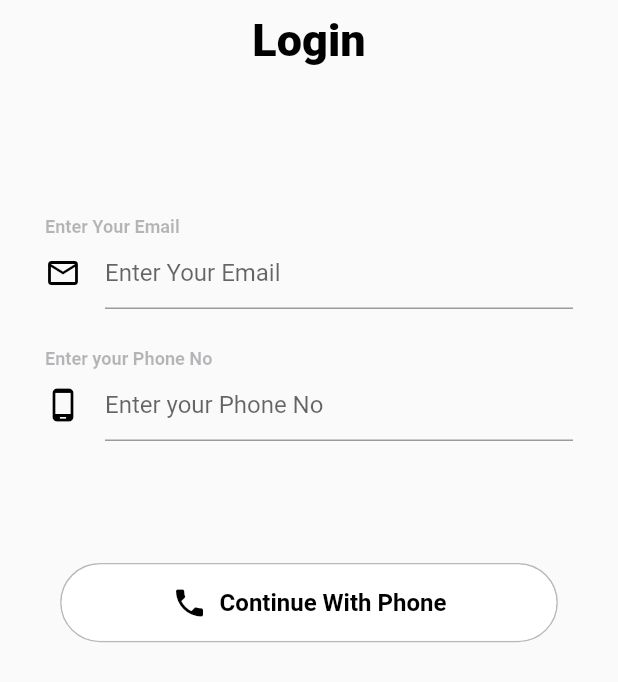
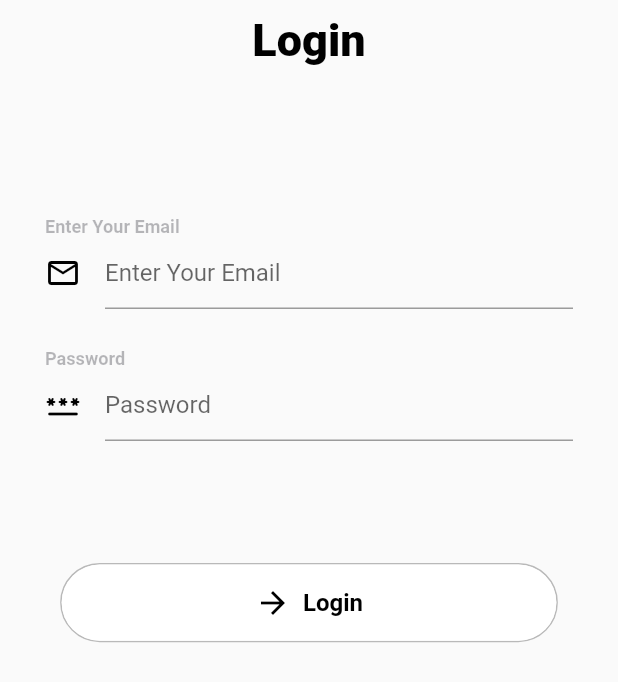
Before and after one commit to dancrux/mvvm_task, a Flutter app: the screen it shows after launch, on a phone screen of 412 x 824 dp. Shown: the top 682 px of the screen. Run offline on Flutter 3.47's test engine with Material 2 defaults, Android fonts, the phone set to English and light mode, and no system bars; our stand-ins replace firebase_auth, firebase_core, shared_preferences; accounts and stored records are empty.

Commit message:
Fixed auth, user greetings

```diff
--- a/lib/constants/strings.dart
+++ b/lib/constants/strings.dart
@@ -16,6 +16,10 @@ class AppStrings {
   static const email = 'Email';
   static const signUpWithPhone = 'Continue With Phone';
   static const continueText = 'Continue';
+  static const dbTableName = 'user';
+
+  static const phoneErrorText =
+      'There was an error validating monile number, please check and retry';
 
   static const baseUrl =
       'https://run.mocky.io/v3/5fb89b9e-7a58-4019-a3d2-f0fc439bf881';
@@ -23,6 +27,6 @@ class AppStrings {
   // Routes
 
   static const loginRoute = '/';
-  static const signUpRoute = '/sign_up';
+
   static const homeRoute = '/home';
 }
--- a/lib/constants/styles.dart
+++ b/lib/constants/styles.dart
@@ -28,12 +28,6 @@ class AppStyles {
     fontSize: 14,
   );
 
-  static const bodyText2 = TextStyle(
-    fontWeight: FontWeight.w300,
-    fontSize: 12,
-  );
-
-
   static const button = TextStyle(
     fontWeight: FontWeight.w700,
     fontSize: 15,
--- a/lib/network/firebase.dart
+++ /dev/null
@@ -1,5 +0,0 @@
-import 'package:flutter/material.dart';
-
-class FirebaseRepo {
-
-}
--- a/lib/view/app.dart
+++ b/lib/view/app.dart
@@ -1,3 +1,4 @@
+import 'package:firebase_auth/firebase_auth.dart';
 import 'package:flutter/cupertino.dart';
 import 'package:flutter/material.dart';
 import 'package:mvvm_task/constants/strings.dart';
@@ -21,16 +22,19 @@ class App extends StatelessWidget {
 }
 
 RouteFactory _routeFactory() {
+  var authIntance = FirebaseAuth.instance;
+  var email = authIntance.currentUser?.email;
   return (settings) {
     Widget screen;
     switch (settings.name) {
       case AppStrings.loginRoute:
         screen = const LoginScreen();
-
         break;
 
       case AppStrings.homeRoute:
-        screen = const HomeScreen();
+        screen = HomeScreen(
+          userEmail: email ?? '',
+        );
 
         break;
 
--- a/lib/view/auth/login.dart
+++ b/lib/view/auth/login.dart
@@ -1,3 +1,4 @@
+import 'package:firebase_auth/firebase_auth.dart';
 import 'package:flutter/material.dart';
 import 'package:mvvm_task/constants/colors.dart';
 import 'package:mvvm_task/constants/strings.dart';
@@ -6,7 +7,9 @@ import 'package:mvvm_task/utitlities/size_config.dart';
 import 'package:mvvm_task/utitlities/spacing.dart';
 import 'package:mvvm_task/utitlities/validator.dart';
 import 'package:mvvm_task/view/customWidgets/continue_button.dart';
+import 'package:mvvm_task/view/customWidgets/custom.dart';
 import 'package:mvvm_task/view/customWidgets/icon_button.dart';
+import 'package:mvvm_task/view/home/home.dart';
 import 'package:mvvm_task/viewmodels/auth_viewmodel.dart';
 import 'package:provider/provider.dart';
 
@@ -20,7 +23,8 @@ class LoginScreen extends StatefulWidget {
 class _LoginScreenState extends State<LoginScreen> {
   final _formKey = GlobalKey<FormState>();
   final _emailTextController = TextEditingController();
-  final _passwordTextController = TextEditingController();
+  final _passwordEditingController = TextEditingController();
+
   @override
   Widget build(BuildContext context) {
     SizeConfig().init(context);
@@ -50,7 +54,7 @@ class _LoginScreenState extends State<LoginScreen> {
               child: LoginForm(
                 formKey: _formKey,
                 emailTextController: _emailTextController,
-                phoneTextController: _passwordTextController,
+                passwordTextController: _passwordEditingController,
               ),
             ),
             Spacing.mediumHeight(),
@@ -67,14 +71,24 @@ class _LoginScreenState extends State<LoginScreen> {
                         Padding(
                           padding: const EdgeInsets.only(bottom: 43),
                           child: createIconButton(() async {
-                            // User? user = await authProvider.signInWithGoogle(
-                            //     context: context);
+                            if (_formKey.currentState!.validate()) {
+                              FocusScope.of(context).unfocus;
+                              String email = _emailTextController.text.trim();
+                              User? user = await authProvider.signInWithEmail(
+                                  email: _emailTextController.text.trim(),
+                                  password: _passwordEditingController.text,
+                                  context: context);
 
-                            // if (user != null) {
-                            //   Navigator.pushNamed(
-                            //       context, AppStrings.homeRoute);
-                            // }
-                          }, AppStrings.signUpWithPhone),
+                              if (user != null) {
+                                Navigator.pushReplacement(
+                                    context,
+                                    MaterialPageRoute(
+                                        builder: (context) => HomeScreen(
+                                              userEmail: email,
+                                            )));
+                              }
+                            }
+                          }, AppStrings.login),
                         )
                       ],
                     ),
@@ -89,11 +103,11 @@ class LoginForm extends StatefulWidget {
     Key? key,
     required this.formKey,
     required this.emailTextController,
-    required this.phoneTextController,
+    required this.passwordTextController,
   }) : super(key: key);
   final GlobalKey formKey;
   final TextEditingController emailTextController;
-  final TextEditingController phoneTextController;
+  final TextEditingController passwordTextController;
 
   @override
   _LoginFormState createState() => _LoginFormState();
@@ -129,7 +143,7 @@ class _LoginFormState extends State<LoginForm> {
                   ))),
           Spacing.bigHeight(),
           Text(
-            AppStrings.phoneHint,
+            AppStrings.passwordHint,
             style: TextStyle(
                 fontSize: getProportionatefontSize(11),
                 color: AppColors.formFieldLabel,
@@ -137,13 +151,16 @@ class _LoginFormState extends State<LoginForm> {
           ),
           TextFormField(
             autovalidateMode: AutovalidateMode.onUserInteraction,
-            keyboardType: TextInputType.number,
-            validator: (value) => Validator.validatePhone(phone: value ?? ''),
-            controller: widget.phoneTextController,
+            obscureText: true,
+            validator: (value) =>
+                Validator.validatePassword(password: value ?? ''),
+            controller: widget.passwordTextController,
             decoration: const InputDecoration(
-                hintText: AppStrings.phoneHint,
-                icon:
-                    Icon(Icons.phone_android_outlined, color: AppColors.black)),
+                hintText: AppStrings.passwordHint,
+                icon: Icon(
+                  Icons.password_rounded,
+                  color: AppColors.black,
+                )),
           ),
           Spacing.mediumHeight(),
         ],
--- a/lib/view/base_widget_screen.dart
+++ b/lib/view/base_widget_screen.dart
@@ -13,13 +13,16 @@ class BaseWidgetScreen extends StatelessWidget {
   Widget build(BuildContext context) {
     return ChangeNotifierProvider(
       create: (_) => AuthViewModel.instance(),
-      child: Consumer(builder: (context, AuthViewModel user, _) {
-        switch (user.authStatus) {
+      child: Consumer(builder: (context, AuthViewModel authViewModel, _) {
+        var userEmail = authViewModel.user?.email;
+        switch (authViewModel.authStatus) {
           case AuthStatus.unauthenticated:
             return const LoginScreen();
 
           case AuthStatus.authenticated:
-            return const HomeScreen();
+            return HomeScreen(
+              userEmail: userEmail ?? "",
+            );
           case AuthStatus.authenticating:
             return const LoginScreen();
 
--- a/lib/view/customWidgets/icon_button.dart
+++ b/lib/view/customWidgets/icon_button.dart
@@ -11,7 +11,7 @@ Container createIconButton(Function clicked, String buttontext) {
     width: getProportionateScreenWidth(302),
     child: TextButton.icon(
       icon: const Icon(
-        Icons.phone,
+        Icons.arrow_forward,
         color: AppColors.black,
       ),
       onPressed: () {
--- a/lib/viewmodels/auth_viewmodel.dart
+++ b/lib/viewmodels/auth_viewmodel.dart
@@ -1,5 +1,7 @@
 import 'package:firebase_auth/firebase_auth.dart';
 import 'package:flutter/material.dart';
+import 'package:mvvm_task/constants/styles.dart';
+import 'package:mvvm_task/view/customWidgets/custom.dart';
 
 enum AuthStatus {
   uninitialized,
@@ -15,6 +17,9 @@ class AuthViewModel extends ChangeNotifier {
 
   AuthStatus get authStatus => _authStatus;
 
+  User? _user;
+  User? get user => _user;
+
   AuthViewModel.instance() : _firebaseAuth = FirebaseAuth.instance {
     _firebaseAuth.authStateChanges().listen(onAuthStateChanged);
   }
@@ -27,4 +32,33 @@ class AuthViewModel extends ChangeNotifier {
     }
     notifyListeners();
   }
+
+  Future<User?> signInWithEmail({
+    required String email,
+    required String password,
+    required BuildContext context,
+  }) async {
+    try {
+      _authStatus = AuthStatus.authenticating;
+      notifyListeners();
+      UserCredential userCredential = await _firebaseAuth
+          .signInWithEmailAndPassword(email: email, password: password);
+      _user = userCredential.user;
+      await user?.reload();
+      _user = _firebaseAuth.currentUser;
+      _authStatus = AuthStatus.authenticated;
+      notifyListeners();
+    } on FirebaseAuthException catch (e) {
+      _authStatus = AuthStatus.unauthenticated;
+      notifyListeners();
+      if (e.code == 'user-not-found') {
+        ScaffoldMessenger.of(context).showSnackBar(customSnackBar(
+            content: 'Email does not match an existing account'));
+      } else if (e.code == 'wrong-password') {
+        ScaffoldMessenger.of(context)
+            .showSnackBar(customSnackBar(content: 'Password is incorrect'));
+      }
+    }
+    return user;
+  }
 }
--- a/pubspec.yaml
+++ b/pubspec.yaml
@@ -37,7 +37,9 @@ dependencies:
   firebase_core: ^1.10.6
   firebase_auth: ^3.3.4
   provider: ^6.0.1
-  sqflite: ^2.0.1
+
+  shared_preferences: ^2.0.8
+  http: ^0.13.4
 
 dev_dependencies:
   flutter_test:
```
Also changed, not shown: lib/db/app_db.dart (deleted, +0 -15 lines), lib/db/shared_prefs_db.dart (added, +13 -0 lines), lib/network/repository.dart (+24 -0 lines), lib/view/customWidgets/custom.dart (added, +41 -0 lines), lib/view/home/home.dart (+50 -8 lines), lib/viewmodels/home_viewmodel.dart (+38 -0 lines), pubspec.lock.
